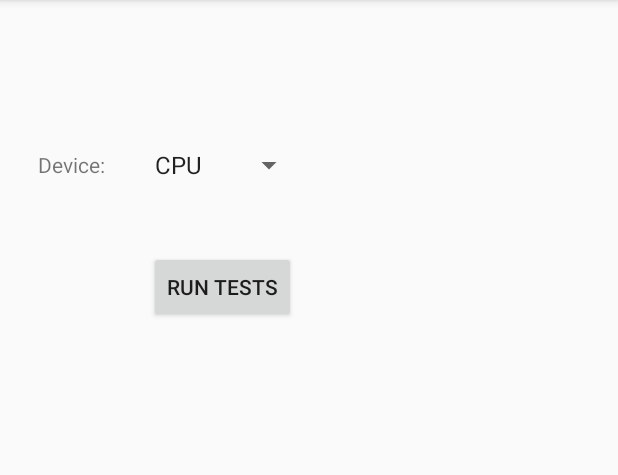
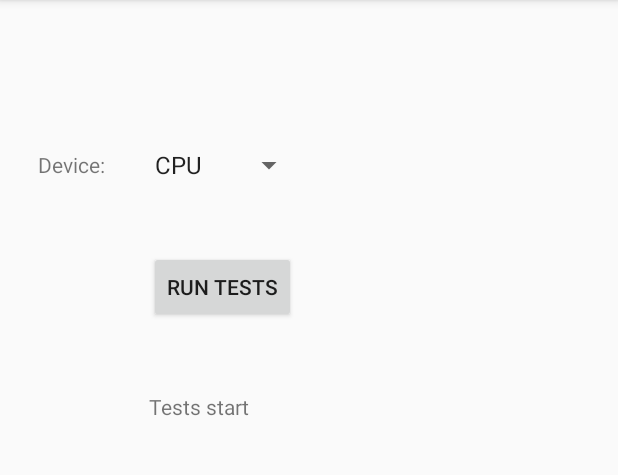
Before and after one commit to Magdalena-N/TFLiteAndroidApp, an Android app: the screen it shows after launch (MainActivity), after a tap on "RUN TESTS", on a phone screen of 412 x 824 dp, the part 84-559 px from its top. Run offline under Robolectric (Android 15) with nearby library versions, the phone set to English and light mode, and no system bars; libraries missing offline, so code that uses them is left out: com.opencsv, org.tensorflow.lite; 7 statements that could not run were skipped.

Commit message:
Add logs

```diff
--- a/app/src/main/java/com/example/tfliteandroidapp/MainActivity.java
+++ b/app/src/main/java/com/example/tfliteandroidapp/MainActivity.java
@@ -6,15 +6,21 @@ import android.os.Bundle;
 import android.view.View;
 import android.widget.AdapterView;
 import android.widget.Spinner;
+import android.widget.TextView;
 
 import com.example.tfliteandroidapp.test.TFLiteAndroidTest;
 import com.example.tfliteandroidapp.test.TFLiteAndroidTest.Device;
+
+import java.util.ArrayList;
+import java.util.List;
 
 public class MainActivity extends AppCompatActivity implements AdapterView.OnItemSelectedListener {
 
     private TFLiteAndroidTest tfLiteAndroidTest;
     private Spinner deviceSpinner;
     private Thread tfLiteThread;
+    private final int MAX_LOGS = 10;
+    private ArrayList<String> logs;
 
     @Override
     protected void onCreate(Bundle savedInstanceState)
@@ -25,6 +31,7 @@ public class MainActivity extends AppCompatActivity implements AdapterView.OnIte
         deviceSpinner = findViewById(R.id.deviceSpinner);
         deviceSpinner.setOnItemSelectedListener(this);
         tfLiteThread = new Thread(tfLiteAndroidTest);
+        logs = new ArrayList<String>();
     }
 
     public void onItemSelected(AdapterView<?> parent, View view, int pos, long id)
@@ -44,6 +51,7 @@ public class MainActivity extends AppCompatActivity implements AdapterView.OnIte
     public void runTestsOnClick(View view)
     {
         deviceSpinner.setEnabled(false);
+        updateLogs("Tests start");
         tfLiteThread.start();
     }
 
@@ -51,4 +59,17 @@ public class MainActivity extends AppCompatActivity implements AdapterView.OnIte
     {
         deviceSpinner.setEnabled(true);
     }
+
+    public void updateLogs(String log)
+    {
+        int size;
+        TextView logView = findViewById(R.id.logs);
+        logView.setText("");
+
+        logs.add(log);
+        size = logs.size();
+        List<String> subList = logs.subList(size-Math.min(size,MAX_LOGS), size);
+        for (String el : subList)
+            logView.setText(el + "\n" + logView.getText());
+    }
 }
--- a/app/src/main/java/com/example/tfliteandroidapp/test/TFLiteAndroidTest.java
+++ b/app/src/main/java/com/example/tfliteandroidapp/test/TFLiteAndroidTest.java
@@ -113,6 +113,7 @@ public class TFLiteAndroidTest implements Runnable {
         List<Bitmap> images;
         List<String> labels = null;
         long startTime, endTime;
+        String modelName;
 
         models = getListOfModels();
 
@@ -131,10 +132,13 @@ public class TFLiteAndroidTest implements Runnable {
         for (String model : models) {
             initInterpreter(model);
             prepareBuffers();
+            modelName = model.replace(".tflite","");
+            updateUI(UIUpdate.PRINT_MSG,"Model loaded: " + modelName);
 
             for (String dataSet : dataSets) {
                 String[] dataSetInfo = getLabelAndURL(dataSet);
                 images = getImagesBitmapsList(getImagesURLList(dataSetInfo[1]), NUMBER_OF_IMAGE_SAMPLES);
+                updateUI(UIUpdate.PRINT_MSG,"DataSet loaded: " + dataSetInfo[0]);
                 for (Bitmap image : images) {
                     inputImageBuffer = processImage(image);
                     startTime = SystemClock.uptimeMillis();
@@ -146,7 +150,7 @@ public class TFLiteAndroidTest implements Runnable {
                                 .getMapWithFloatValue();
                     Map.Entry<String, Float> max = Collections.max(labeledProbability.entrySet(),
                         (Map.Entry<String, Float> e1, Map.Entry<String, Float> e2) -> e1.getValue().compareTo(e2.getValue()));
-                    saveResult(model, max.getValue().toString(),
+                    saveResult(modelName, max.getValue().toString(),
                         Long.toString(endTime - startTime), max.getKey().toString(), dataSetInfo[0]);
                 }
             }
@@ -364,6 +368,8 @@ public class TFLiteAndroidTest implements Runnable {
     {
         String[] str = {modelName, accuracy, inferenceTime, recognition, label};
         csvWriter.writeNext(str);
+        updateUI(UIUpdate.PRINT_MSG, modelName + " Acc: " + accuracy + " Time: " + inferenceTime
+                 + " " + recognition + " " + label);
     }
 
     public void setDevice(Device device)
--- a/app/src/main/res/layout/activity_main.xml
+++ b/app/src/main/res/layout/activity_main.xml
@@ -37,4 +37,15 @@
         android:text="Run tests"
         app:layout_constraintStart_toStartOf="parent"
         app:layout_constraintTop_toBottomOf="@+id/deviceSpinner" />
+
+    <TextView
+        android:id="@+id/logs"
+        android:layout_width="241dp"
+        android:layout_height="230dp"
+        android:layout_marginStart="99dp"
+        android:layout_marginTop="46dp"
+        android:text="Logs"
+        app:layout_constraintStart_toStartOf="parent"
+        app:layout_constraintTop_toBottomOf="@+id/button" />
+
 </androidx.constraintlayout.widget.ConstraintLayout>
```
